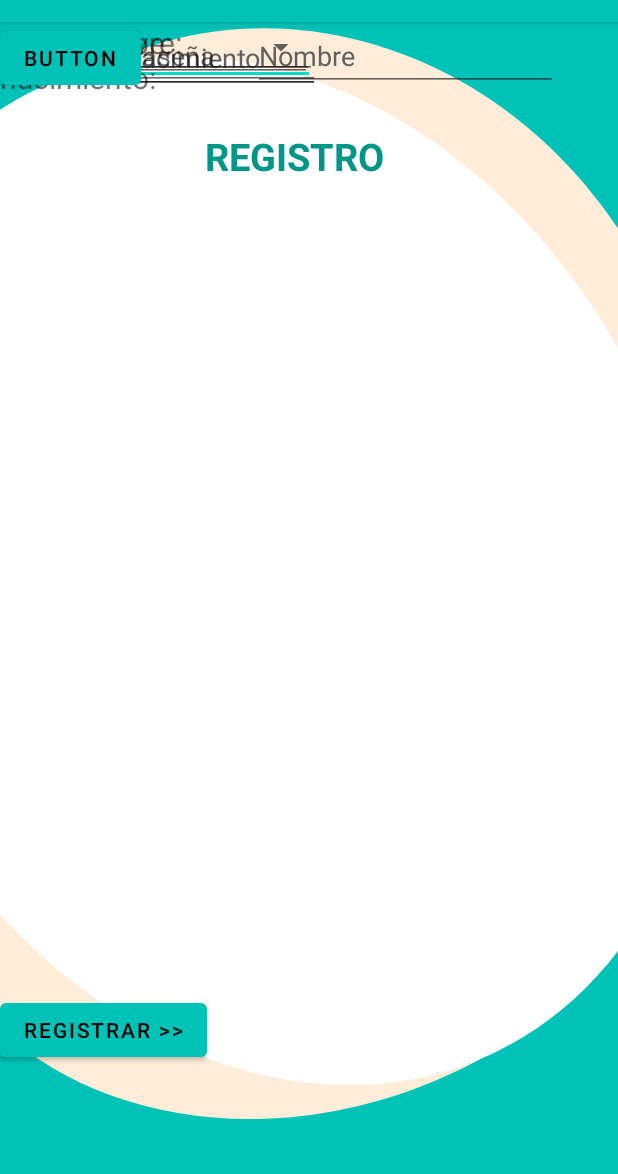
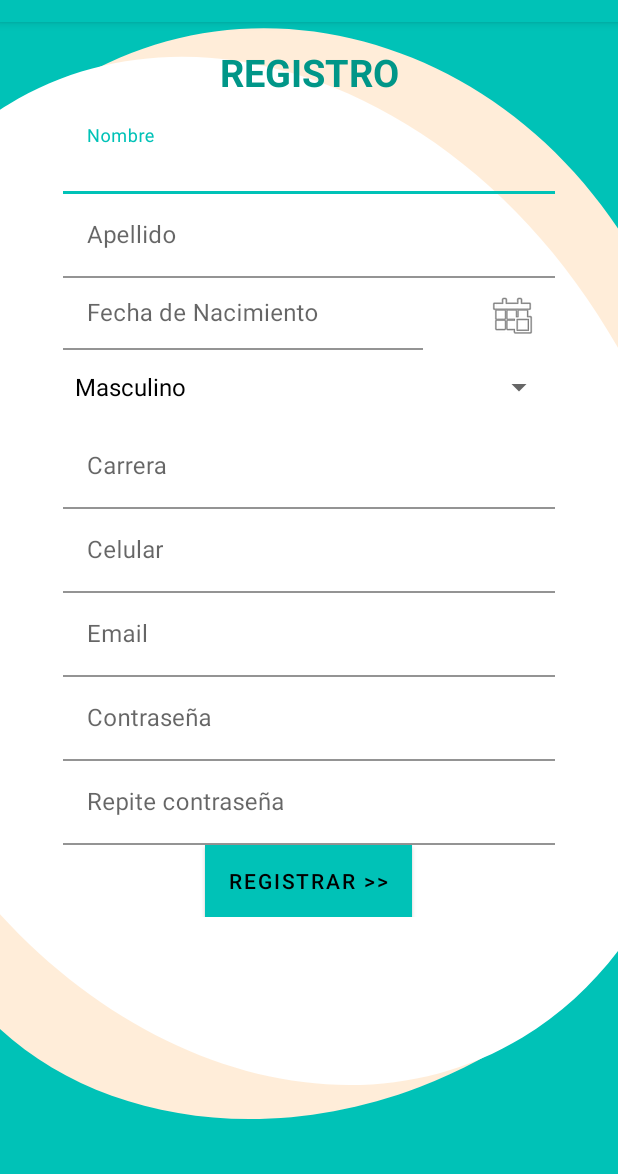
Before and after one commit to lpinedo/CorpAPP, an Android app: the RegisterActivity screen opened directly, with no data from a screen before it, on a phone screen of 412 x 824 dp, the part 62-1236 px from its top. Run offline under Robolectric (Android 15) with nearby library versions, the phone set to English and light mode, and no system bars.

Commit message:
formulario 40%

```diff
--- a/app/build.gradle
+++ b/app/build.gradle
@@ -43,4 +43,7 @@ dependencies {
     testImplementation 'junit:junit:4.13.2'
     androidTestImplementation 'androidx.test.ext:junit:1.1.4'
     androidTestImplementation 'androidx.test.espresso:espresso-core:3.5.0'
+
+    //implementation 'com.android.support:design:28.0.0' implementation 'com.google.android.material:material:1.3.0'
+    //implementation 'com.android.support:de'
 }
--- a/app/src/main/java/com/unab/corpapp/RegisterActivity.java
+++ b/app/src/main/java/com/unab/corpapp/RegisterActivity.java
@@ -8,22 +8,25 @@ import android.view.View;
 import android.widget.AdapterView;
 import android.widget.ArrayAdapter;
 import android.widget.Button;
+import android.widget.DatePicker;
+import android.widget.EditText;
 import android.widget.Spinner;
-import android.widget.Toast;
 
 import java.util.ArrayList;
 
 public class RegisterActivity extends AppCompatActivity {
 
-    Button btn_registerR;
+    Button btn_registerR,btn_dateId;
+    EditText name,lastname, dateB,sexo,career,email,mobile;
     private Spinner mySpinner;
+
 
     @Override
     protected void onCreate(Bundle savedInstanceState) {
         super.onCreate(savedInstanceState);
         setContentView(R.layout.activity_register);
 
-        mySpinner = (Spinner) findViewById(R.id.spinner);
+        mySpinner = (Spinner) findViewById(R.id.spinnerId);
 
         ArrayList<String> listS = new ArrayList<String>();
 
@@ -36,7 +39,7 @@ public class RegisterActivity extends AppCompatActivity {
             @Override
             public void onItemSelected(AdapterView<?> adapterView, View view, int i, long l) {
                 String elemento = (String) mySpinner.getAdapter().getItem(i);
-                Toast.makeText(RegisterActivity.this, "Seleccionaste: "+i, Toast.LENGTH_SHORT).show();
+                //Toast.makeText(RegisterActivity.this, "Seleccionaste: "+i, Toast.LENGTH_SHORT).show();
             }
 
             @Override
--- a/app/src/main/res/layout/activity_register.xml
+++ b/app/src/main/res/layout/activity_register.xml
@@ -5,231 +5,246 @@
     android:layout_width="match_parent"
     android:layout_height="match_parent"
     android:background="@drawable/register"
-    tools:context=".RegisterActivity"
-    tools:layout_editor_absoluteX="-29dp"
-    tools:layout_editor_absoluteY="-49dp">
+    tools:context=".RegisterActivity">
 
 
     <TextView
         android:id="@+id/txt_TittleR"
         android:layout_width="177dp"
         android:layout_height="0dp"
-        android:layout_marginTop="72dp"
+        android:layout_marginTop="16dp"
         android:gravity="center"
         android:text="@string/txt_tittleRegister"
         android:textColor="@color/tittle"
         android:textSize="25sp"
         android:textStyle="bold"
         app:layout_constraintEnd_toEndOf="parent"
-        app:layout_constraintHorizontal_bias="0.457"
         app:layout_constraintStart_toStartOf="parent"
         app:layout_constraintTop_toTopOf="parent" />
 
+    <LinearLayout
+        android:id="@+id/linearLayout3"
+        android:layout_width="328dp"
+        android:layout_height="wrap_content"
+        android:layout_marginTop="8dp"
+        android:gravity="center"
+        android:orientation="vertical"
+        app:layout_constraintEnd_toEndOf="@+id/txt_TittleR"
+        app:layout_constraintStart_toStartOf="@+id/txt_TittleR"
+        app:layout_constraintTop_toBottomOf="@+id/txt_TittleR">
+
+        <com.google.android.material.textfield.TextInputLayout
+            android:layout_width="match_parent"
+            android:layout_height="wrap_content">
+
             <EditText
-        android:id="@+id/txt_InputCarreaInR"
-        android:layout_width="210dp"
-        android:layout_height="42dp"
-        android:autofillHints=""
+                android:id="@+id/txt_InputNameInR"
+                android:layout_width="match_parent"
+                android:layout_height="match_parent"
+                android:background="#00FFFFFF"
+                android:backgroundTint="#00FFFFFF"
                 android:ems="10"
-        android:hint="@string/carrera"
+                android:hint="@string/nombreR"
                 android:inputType="textPersonName"
                 android:minHeight="48dp"
                 android:textColorHint="#616161"
-        tools:layout_editor_absoluteX="158dp"
-        tools:layout_editor_absoluteY="338dp" />
+                android:textSize="16sp"
+                tools:layout_editor_absoluteX="83dp"
+                tools:layout_editor_absoluteY="130dp" />
 
-    <EditText
-        android:id="@+id/txt_InputMobilInR"
-        android:layout_width="211dp"
-        android:layout_height="38dp"
-        android:autofillHints=""
-        android:ems="10"
-        android:hint="@string/celular"
-        android:inputType="phone"
-        android:minHeight="48dp"
-        android:textColorHint="#616161"
-        tools:layout_editor_absoluteX="158dp"
-        tools:layout_editor_absoluteY="392dp" />
+        </com.google.android.material.textfield.TextInputLayout>
+
+        <com.google.android.material.textfield.TextInputLayout
+            android:layout_width="match_parent"
+            android:layout_height="wrap_content">
 
             <EditText
                 android:id="@+id/txt_InputApellidInR"
-        android:layout_width="208dp"
-        android:layout_height="40dp"
-        android:autofillHints=""
+                android:layout_width="match_parent"
+                android:layout_height="match_parent"
+                android:background="#00FFFFFF"
                 android:ems="10"
                 android:hint="@string/apellido"
                 android:inputType="textPersonName"
                 android:minHeight="48dp"
                 android:textColorHint="#616161"
-        tools:layout_editor_absoluteX="158dp"
-        tools:layout_editor_absoluteY="190dp" />
+                android:textSize="16sp"
+                tools:layout_editor_absoluteX="139dp"
+                tools:layout_editor_absoluteY="217dp" />
 
-    <EditText
-        android:id="@+id/txt_InputNameInR"
-        android:layout_width="203dp"
-        android:layout_height="46dp"
-        android:layout_marginEnd="40dp"
-        android:autofillHints=""
-        android:ems="10"
-        android:hint="@string/nombreR"
-        android:inputType="textPersonName"
-        android:minHeight="48dp"
-        android:textColorHint="#616161"
-        app:layout_constraintEnd_toEndOf="parent"
-        tools:layout_editor_absoluteY="134dp" />
+        </com.google.android.material.textfield.TextInputLayout>
 
-    <TextView
-        android:id="@+id/txt_nameR"
-        android:layout_width="79dp"
-        android:layout_height="32dp"
-        android:layout_marginEnd="44dp"
-        android:text="@string/txt_nameR"
-        android:textSize="20sp"
-        app:layout_constraintEnd_toStartOf="@+id/txt_InputNameInR"
-        tools:layout_editor_absoluteY="143dp" />
+    </LinearLayout>
 
-    <Spinner
-        android:id="@+id/spinner"
-        android:layout_width="211dp"
-        android:layout_height="33dp"
-        android:contentDescription="@string/seleccion_una_opci_n"
-        tools:layout_editor_absoluteX="158dp"
-        tools:layout_editor_absoluteY="294dp" />
 
-    <TextView
-        android:id="@+id/txt_sexoR"
-        android:layout_width="wrap_content"
+    <LinearLayout
+        android:id="@+id/linearLayout5"
+        android:layout_width="250dp"
         android:layout_height="wrap_content"
-        android:text="@string/txt_sexR"
-        android:textSize="20sp"
-        tools:layout_editor_absoluteX="73dp"
-        tools:layout_editor_absoluteY="303dp" />
+        android:orientation="horizontal"
+        app:layout_constraintStart_toStartOf="@+id/linearLayout3"
+        app:layout_constraintTop_toBottomOf="@+id/linearLayout3">
+
+
+        <com.google.android.material.textfield.TextInputLayout
+            android:layout_width="match_parent"
+            android:layout_height="wrap_content">
 
             <EditText
                 android:id="@+id/txt_InputFechaInR"
-        android:layout_width="wrap_content"
-        android:layout_height="wrap_content"
-        android:autofillHints=""
+                android:layout_width="240dp"
+                android:layout_height="48sp"
+                android:background="#00FFFFFF"
                 android:ems="10"
                 android:hint="@string/fecha_de_nacimiento"
                 android:inputType="date"
                 android:minHeight="48dp"
                 android:textColorHint="#616161"
-        tools:layout_editor_absoluteX="158dp"
-        tools:layout_editor_absoluteY="237dp" />
+                android:textSize="16sp" />
 
-    <TextView
-        android:id="@+id/txt_mobilR"
+        </com.google.android.material.textfield.TextInputLayout>
+
+
+    </LinearLayout>
+
+    <DatePicker
+        android:id="@+id/dpFechaId"
         android:layout_width="wrap_content"
         android:layout_height="wrap_content"
-        android:text="@string/txt_mobilR"
-        android:textSize="20sp"
-        tools:layout_editor_absoluteX="54dp"
-        tools:layout_editor_absoluteY="392dp" />
+        android:visibility="gone" />
 
-    <TextView
-        android:id="@+id/textView2"
-        android:layout_width="112dp"
-        android:layout_height="64dp"
-        android:text="@string/txt_nacR"
-        android:textSize="20sp"
-        tools:layout_editor_absoluteX="13dp"
-        tools:layout_editor_absoluteY="230dp" />
+    <ImageButton
+        android:id="@+id/btn_dateId"
+        android:layout_width="57dp"
+        android:layout_height="49dp"
+        android:layout_marginStart="20dp"
+        android:layout_weight="1"
+        android:background="#00FFFFFF"
+        app:layout_constraintEnd_toEndOf="@+id/linearLayout3"
+        app:layout_constraintHorizontal_bias="1.0"
+        app:layout_constraintStart_toEndOf="@+id/linearLayout5"
+        app:layout_constraintTop_toBottomOf="@+id/linearLayout3"
+        app:srcCompat="@android:drawable/ic_menu_today" />
+
+    <LinearLayout
+        android:id="@+id/linearLayout4"
+        android:layout_width="328dp"
+        android:layout_height="wrap_content"
+        android:gravity="center"
+        android:orientation="vertical"
+        app:layout_constraintEnd_toEndOf="@+id/linearLayout5"
+        app:layout_constraintHorizontal_bias="0.0"
+        app:layout_constraintStart_toStartOf="@+id/linearLayout5"
+        app:layout_constraintTop_toBottomOf="@+id/linearLayout5">
+
+
+        <com.google.android.material.textfield.TextInputLayout
+            android:id="@+id/textInputLayout"
+            android:layout_width="match_parent"
+            android:layout_height="wrap_content">
+
+            <Spinner
+                android:id="@+id/spinnerId"
+                android:layout_width="match_parent"
+                android:layout_height="50sp"
+                android:contentDescription="@string/seleccion_una_opci_n" />
+
+        </com.google.android.material.textfield.TextInputLayout>
+
+        <com.google.android.material.textfield.TextInputLayout
+            android:layout_width="match_parent"
+            android:layout_height="wrap_content">
+
+            <EditText
+                android:id="@+id/txt_InputCarreaInR"
+                android:layout_width="match_parent"
+                android:layout_height="match_parent"
+                android:autofillHints=""
+                android:background="#00FFFFFF"
+                android:ems="10"
+                android:hint="@string/carrera"
+                android:inputType="textPersonName"
+                android:minHeight="48dp"
+                android:textColorHint="#616161" />
+
+        </com.google.android.material.textfield.TextInputLayout>
+
+        <com.google.android.material.textfield.TextInputLayout
+            android:layout_width="match_parent"
+            android:layout_height="wrap_content">
+
+            <EditText
+                android:id="@+id/txt_InputMobilInR"
+                android:layout_width="match_parent"
+                android:layout_height="match_parent"
+                android:autofillHints=""
+                android:background="#00FFFFFF"
+                android:ems="10"
+                android:hint="@string/celular"
+                android:inputType="phone"
+                android:minHeight="48dp"
+                android:textColorHint="#616161" />
+
+        </com.google.android.material.textfield.TextInputLayout>
+
+        <com.google.android.material.textfield.TextInputLayout
+            android:layout_width="match_parent"
+            android:layout_height="wrap_content">
 
             <EditText
                 android:id="@+id/txt_InputEmailInR"
-        android:layout_width="wrap_content"
-        android:layout_height="wrap_content"
+                android:layout_width="match_parent"
+                android:layout_height="match_parent"
                 android:autofillHints=""
+                android:background="#00FFFFFF"
                 android:ems="10"
                 android:hint="@string/email"
                 android:inputType="textEmailAddress"
                 android:minHeight="48dp"
-        android:textColorHint="#616161"
-        tools:ignore="TextContrastCheck,TextContrastCheck,TextContrastCheck"
-        tools:layout_editor_absoluteX="156dp"
-        tools:layout_editor_absoluteY="430dp" />
+                android:textColorHint="#616161" />
 
-    <TextView
-        android:id="@+id/txt_emailR"
-        android:layout_width="wrap_content"
-        android:layout_height="wrap_content"
-        android:text="@string/txt_emailR"
-        android:textSize="20sp"
-        tools:layout_editor_absoluteX="57dp"
-        tools:layout_editor_absoluteY="441dp" />
+        </com.google.android.material.textfield.TextInputLayout>
 
-    <TextView
-        android:id="@+id/txt_emailR2"
-        android:layout_width="wrap_content"
-        android:layout_height="wrap_content"
-        android:text="Clave:"
-        android:textSize="20sp"
-        tools:layout_editor_absoluteX="70dp"
-        tools:layout_editor_absoluteY="486dp" />
-
-    <TextView
-        android:id="@+id/txt_apelliR"
-        android:layout_width="wrap_content"
-        android:layout_height="wrap_content"
-        android:text="@string/txt_apellidoR"
-        android:textSize="20sp"
-        tools:layout_editor_absoluteX="43dp"
-        tools:layout_editor_absoluteY="190dp" />
-
-    <TextView
-        android:id="@+id/txt_emailR2"
-        android:layout_width="wrap_content"
-        android:layout_height="wrap_content"
-        android:text="Repite Clave:"
-        android:textSize="20sp"
-        tools:layout_editor_absoluteX="8dp"
-        tools:layout_editor_absoluteY="533dp" />
+        <com.google.android.material.textfield.TextInputLayout
+            android:layout_width="match_parent"
+            android:layout_height="wrap_content">
 
             <EditText
                 android:id="@+id/editTextTextPassword"
-        android:layout_width="209dp"
-        android:layout_height="38dp"
+                android:layout_width="match_parent"
+                android:layout_height="match_parent"
+                android:background="#00FFFFFF"
                 android:ems="10"
                 android:hint="Contraseña"
-        android:inputType="textPassword"
-        tools:layout_editor_absoluteX="160dp"
-        tools:layout_editor_absoluteY="486dp" />
+                android:inputType="textPassword" />
+
+        </com.google.android.material.textfield.TextInputLayout>
+
+        <com.google.android.material.textfield.TextInputLayout
+            android:layout_width="match_parent"
+            android:layout_height="wrap_content">
 
             <EditText
                 android:id="@+id/editTextTextPassword2"
-        android:layout_width="wrap_content"
-        android:layout_height="wrap_content"
+                android:layout_width="match_parent"
+                android:layout_height="match_parent"
+                android:background="#00FFFFFF"
                 android:ems="10"
-        android:hint="repite contraseña"
+                android:hint="Repite contraseña"
                 android:inputType="textPassword"
-        tools:layout_editor_absoluteX="159dp"
-        tools:layout_editor_absoluteY="522dp" />
+                android:minHeight="48dp" />
 
-    <TextView
-        android:id="@+id/txt_CarreraR"
-        android:layout_width="wrap_content"
-        android:layout_height="wrap_content"
-        android:text="@string/txt_carrR"
-        android:textSize="20sp"
-        tools:layout_editor_absoluteX="51dp"
-        tools:layout_editor_absoluteY="353dp" />
+        </com.google.android.material.textfield.TextInputLayout>
 
         <Button
             android:id="@+id/btn_loginP"
             android:layout_width="wrap_content"
             android:layout_height="wrap_content"
-        android:layout_marginBottom="72dp"
-        android:text="@string/registrar"
-        app:layout_constraintBottom_toBottomOf="parent"
-        app:layout_constraintStart_toStartOf="parent" />
+            android:background="@color/design_default_color_primary_variant"
+            android:gravity="center"
+            android:text="@string/registrar" />
 
-    <Button
-        android:id="@+id/button"
-        android:layout_width="wrap_content"
-        android:layout_height="wrap_content"
-        android:text="Button"
-        tools:layout_editor_absoluteX="199dp"
-        tools:layout_editor_absoluteY="611dp" />
+    </LinearLayout>
+
 
 </androidx.constraintlayout.widget.ConstraintLayout>
```
Lines whose indentation alone changed are shown as unchanged.
